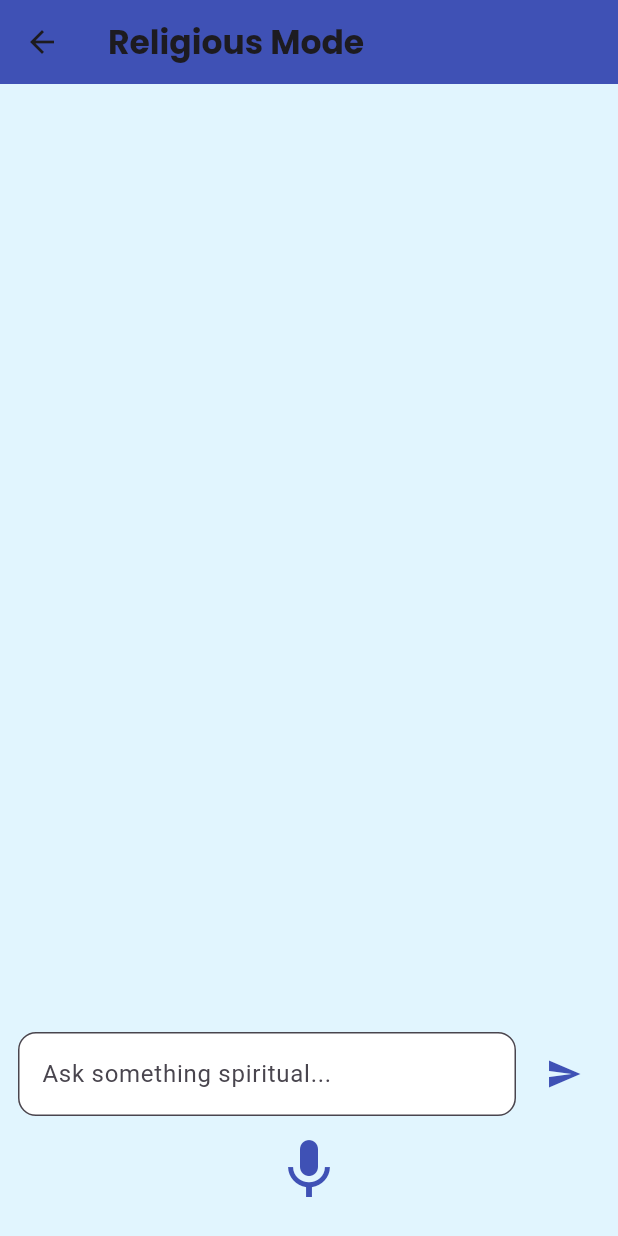
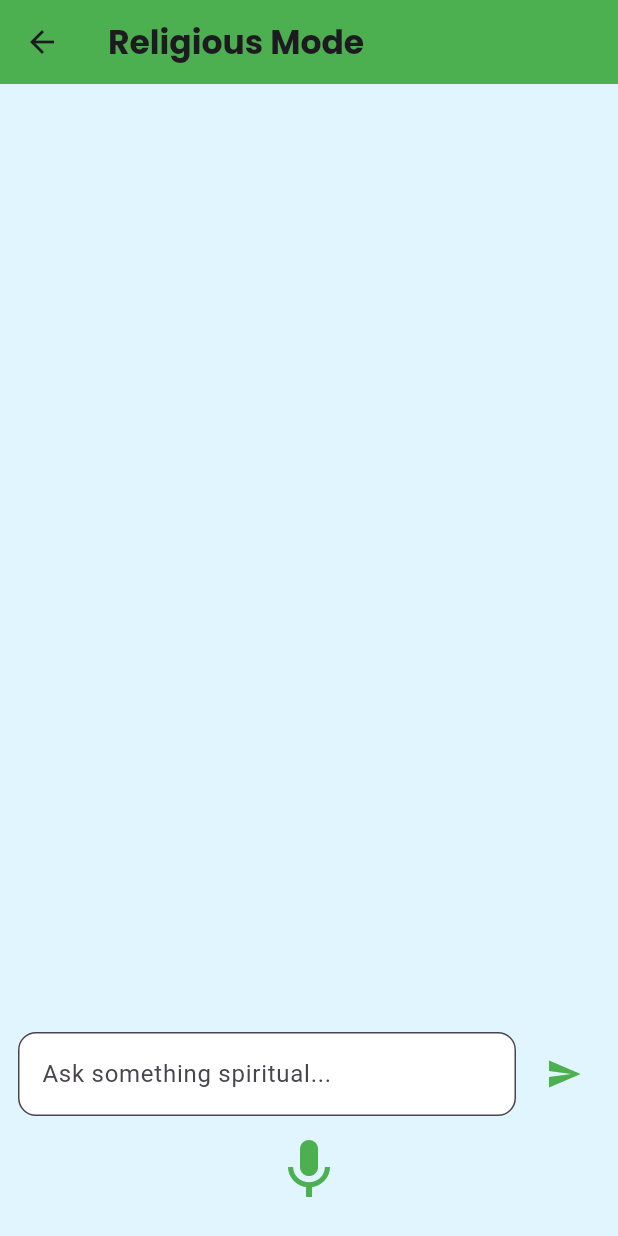
Before and after one commit to sumanthd032/Sahayak, a Flutter app: the ReligiousModeScreen screen opened directly, on a phone screen of 412 x 824 dp. Run offline on Flutter 3.47's test engine with Material 3 defaults, Android fonts, the light colour scheme and no system bars; our stand-ins replace cloud_firestore, firebase_auth, firebase_core, flutter_tts, google_fonts, hive_flutter and 1 more; accounts and stored records are empty.

Commit message:
improve mic button functionality and app bar color

```diff
--- a/lib/chatZOne/religious_mode.dart
+++ b/lib/chatZOne/religious_mode.dart
@@ -72,7 +72,8 @@ class _ReligiousModeScreenState extends State<ReligiousModeScreen> {
       final uid = _auth.currentUser?.uid;
       if (uid == null) return;
 
-      final snapshot = await _firestore
+      final snapshot =
+          await _firestore
               .collection('religious_chats')
               .where('uid', isEqualTo: uid)
               .orderBy('timestamp')
@@ -139,8 +140,15 @@ class _ReligiousModeScreenState extends State<ReligiousModeScreen> {
         'https://generativelanguage.googleapis.com/v1beta/models/gemini-2.0-flash:generateContent?key=$apiKey';
 
     final disallowedTopics = [
-    'programming', 'flutter', 'dart', 'code', 'math',
-    'science', 'physics', 'java', 'algorithm'
+      'programming',
+      'flutter',
+      'dart',
+      'code',
+      'math',
+      'science',
+      'physics',
+      'java',
+      'algorithm',
     ];
 
     if (disallowedTopics.any((word) => input.toLowerCase().contains(word))) {
@@ -156,12 +164,16 @@ If user asks unrelated questions, say: "I'm here to offer spiritual guidance and
     final List<Map<String, dynamic>> messages = [
       {
         'role': 'user',
-      'parts': [{'text': systemPrompt}]
+        'parts': [
+          {'text': systemPrompt},
+        ],
       },
       {
         'role': 'user',
-      'parts': [{'text': input}]
-    }
+        'parts': [
+          {'text': input},
+        ],
+      },
     ];
 
     try {
@@ -173,7 +185,8 @@ If user asks unrelated questions, say: "I'm here to offer spiritual guidance and
 
       if (response.statusCode == 200) {
         final responseData = jsonDecode(response.body);
-      final text = responseData['candidates']?[0]?['content']?['parts']?[0]?['text'];
+        final text =
+            responseData['candidates']?[0]?['content']?['parts']?[0]?['text'];
         return text ?? 'Sorry, I could not understand the response.';
       } else {
         print("Response Error: ${response.body}");
@@ -185,9 +198,11 @@ If user asks unrelated questions, say: "I'm here to offer spiritual guidance and
     }
   }
 
-
   void _startListening() async {
     if (!_speechAvailable) return;
+
+    // Stop any ongoing TTS when mic is activated
+    await _flutterTts.stop();
 
     if (!_isListening) {
       setState(() {
@@ -226,8 +241,11 @@ If user asks unrelated questions, say: "I'm here to offer spiritual guidance and
     return Scaffold(
       backgroundColor: Colors.lightBlue.shade50,
       appBar: AppBar(
-        title: Text('Religious Mode', style: GoogleFonts.poppins(fontWeight: FontWeight.bold)),
-        backgroundColor: Colors.indigo,
+        title: Text(
+          'Religious Mode',
+          style: GoogleFonts.poppins(fontWeight: FontWeight.bold),
+        ),
+        backgroundColor: Colors.green,
       ),
       body: Column(
         children: [
@@ -242,10 +260,13 @@ If user asks unrelated questions, say: "I'm here to offer spiritual guidance and
                 final timestamp = chat['timestamp'] as Timestamp;
 
                 return Align(
-                  alignment: isUser ? Alignment.centerRight : Alignment.centerLeft,
+                  alignment:
+                      isUser ? Alignment.centerRight : Alignment.centerLeft,
                   child: Column(
                     crossAxisAlignment:
-                        isUser ? CrossAxisAlignment.end : CrossAxisAlignment.start,
+                        isUser
+                            ? CrossAxisAlignment.end
+                            : CrossAxisAlignment.start,
                     children: [
                       Container(
                         margin: const EdgeInsets.symmetric(vertical: 4),
@@ -265,7 +286,10 @@ If user asks unrelated questions, say: "I'm here to offer spiritual guidance and
                         padding: const EdgeInsets.only(bottom: 4, left: 4),
                         child: Text(
                           _formatTimestamp(timestamp),
-                          style: const TextStyle(fontSize: 10, color: Colors.grey),
+                          style: const TextStyle(
+                            fontSize: 10,
+                            color: Colors.grey,
+                          ),
                         ),
                       ),
                     ],
@@ -300,8 +324,11 @@ If user asks unrelated questions, say: "I'm here to offer spiritual guidance and
                 const SizedBox(width: 8),
                 IconButton(
                   icon: const Icon(Icons.send),
-                  onPressed: _isLoadingResponse ? null : () => _sendMessage(_controller.text),
-                  color: Colors.indigo,
+                  onPressed:
+                      _isLoadingResponse
+                          ? null
+                          : () => _sendMessage(_controller.text),
+                  color: Colors.green,
                 ),
               ],
             ),
@@ -313,7 +340,7 @@ If user asks unrelated questions, say: "I'm here to offer spiritual guidance and
               child: Icon(
                 Icons.mic,
                 size: 48,
-                color: _isListening ? Colors.red : Colors.indigo,
+                color: _isListening ? Colors.red : Colors.green,
               ),
             ),
           ),
```
Also changed, not shown: lib/chatZOne/custom.dart (+18 -10 lines), lib/chatZOne/general_knowledge.dart (+7 -4 lines), lib/chatZOne/normal.dart (+6 -3 lines), lib/chatZOne/travel_mode.dart (+6 -3 lines), lib/chatZOne/wellness_mode.dart (+30 -11 lines). Lines whose indentation alone changed are shown as unchanged.
